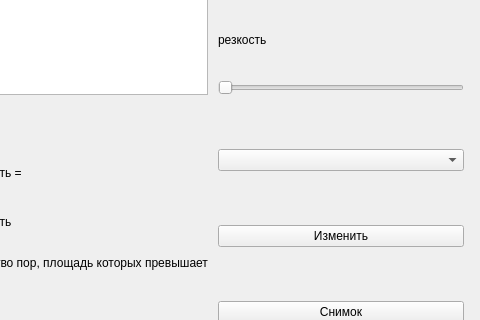
The window that 7/ui/uisppr.ui (Devoranima/ImageAnalysis) describes before a commit, drawn with Qt 5; both pictures show x 327 to 807 and y 181 to 501 of the 807 by 606 pixel window.
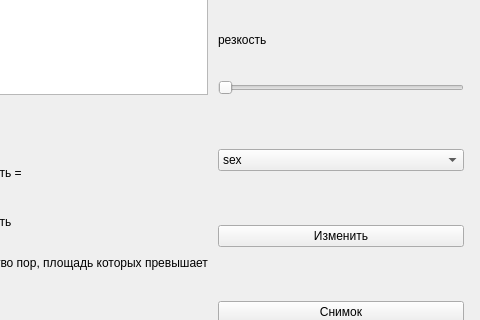
The same window after the commit.

```diff
--- a/7/ui/uisppr.ui
+++ b/7/ui/uisppr.ui
@@ -51,7 +51,24 @@
      <item row="6" column="3">
       <layout class="QVBoxLayout" name="verticalLayout_7">
        <item>
-        <widget class="QComboBox" name="comboBox"/>
+        <widget class="QComboBox" name="selectMaterialComboBox">
+         <property name="accessibleName">
+          <string>selectMaterialComboBox</string>
+         </property>
+         <property name="editable">
+          <bool>false</bool>
+         </property>
+         <item>
+          <property name="text">
+           <string>sex</string>
+          </property>
+         </item>
+         <item>
+          <property name="text">
+           <string>gay</string>
+          </property>
+         </item>
+        </widget>
        </item>
        <item>
         <widget class="QPushButton" name="pushButton_2">
```
